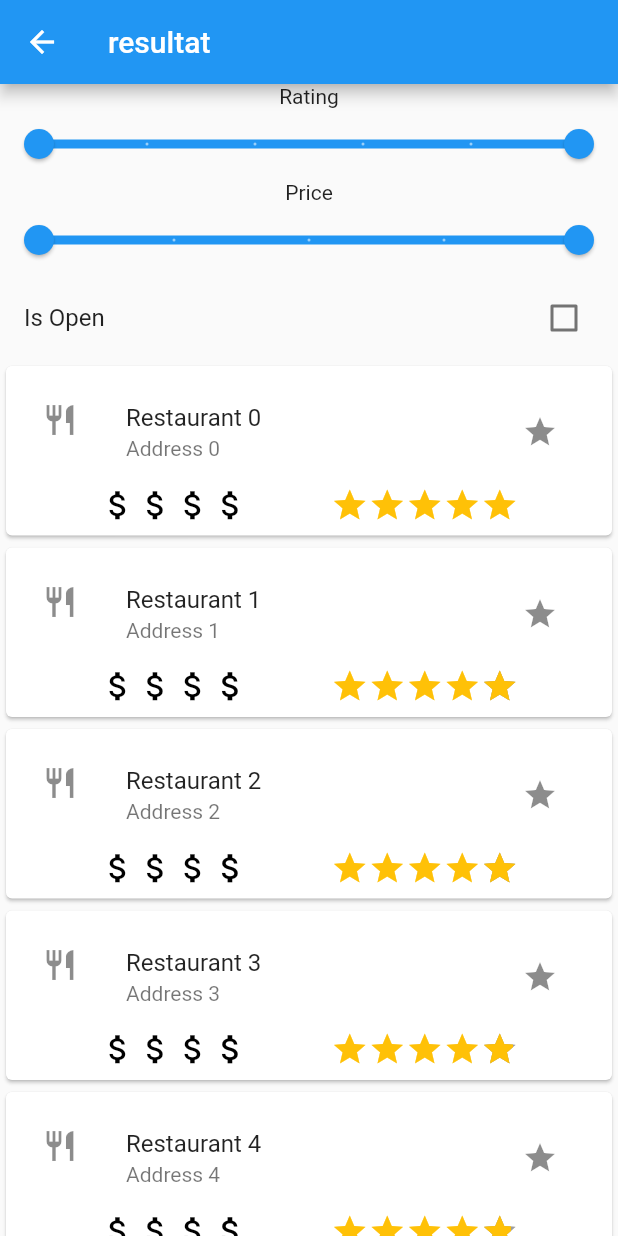
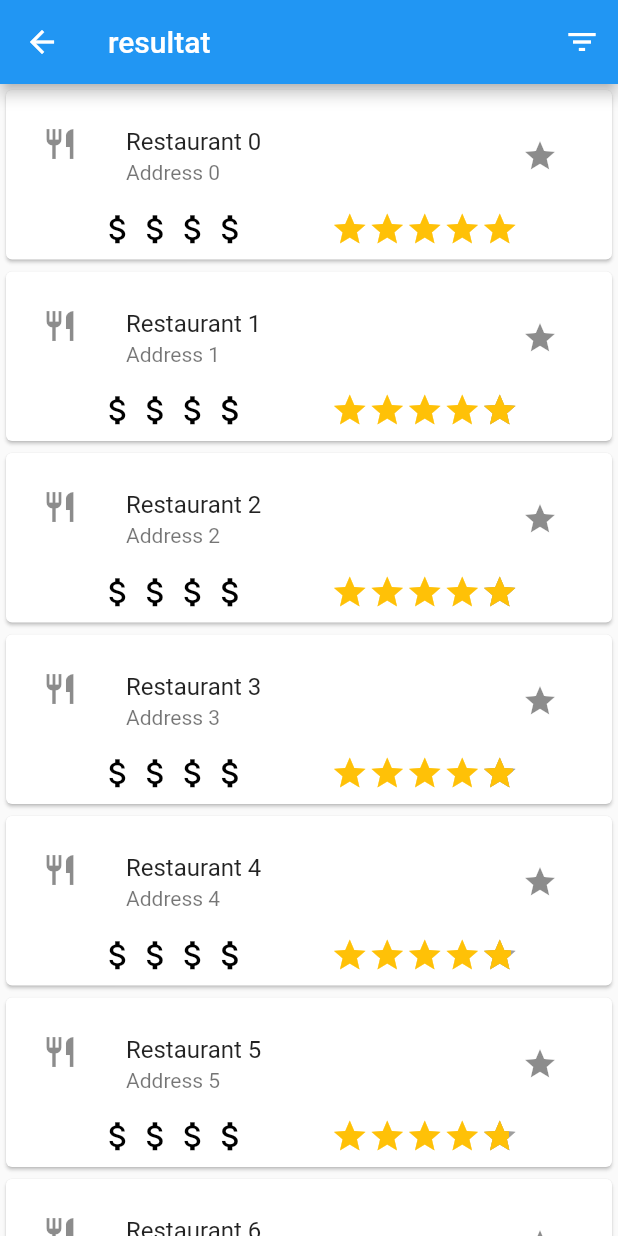
Before and after one commit to gu-tig169/grupp3, a Flutter app: the RestaurantListView screen opened directly, on a phone screen of 412 x 824 dp. Run offline on Flutter 3.47's test engine with Material 2 defaults, Android fonts, the phone set to English and light mode, and no system bars; drawn by our look-alikes of flutter_rating_bar.

Commit message:
Lagt till funktion för att toggla filter menyn

```diff
--- a/lib/RestaurantListView.dart
+++ b/lib/RestaurantListView.dart
@@ -4,7 +4,14 @@ import 'package:flutter/material.dart';
 import 'model.dart';
 import 'RestaurantList.dart';
 
-class RestaurantListView extends StatelessWidget {
+class RestaurantListView extends StatefulWidget {
+  RestaurantListView({Key key}) : super(key: key);
+
+  @override
+  _RestaurantListViewState createState() => _RestaurantListViewState();
+}
+
+class _RestaurantListViewState extends State<RestaurantListView> {
   final restaurantList = List<Restaurant>.generate(
     100,
     (i) => Restaurant(
@@ -14,14 +21,29 @@ class RestaurantListView extends StatelessWidget {
       priceLevel: (100 - i) / 25,
     ),
   );
+
+  bool _showFilter = false;
   Widget build(BuildContext context) {
     return Scaffold(
       appBar: AppBar(
         title: Text('resultat'),
+        actions: [
+          IconButton(
+            icon: Icon(Icons.filter_list),
+            onPressed: () {
+              setState(() {
+                _showFilter = !_showFilter;
+              });
+            },
+          ),
+        ],
       ),
       body: Column(
         children: [
-          FilterWidget(),
+          Visibility(
+            child: FilterWidget(),
+            visible: _showFilter,
+          ),
           Expanded(
             child: RestaurantList(restaurantList),
           ),
```
